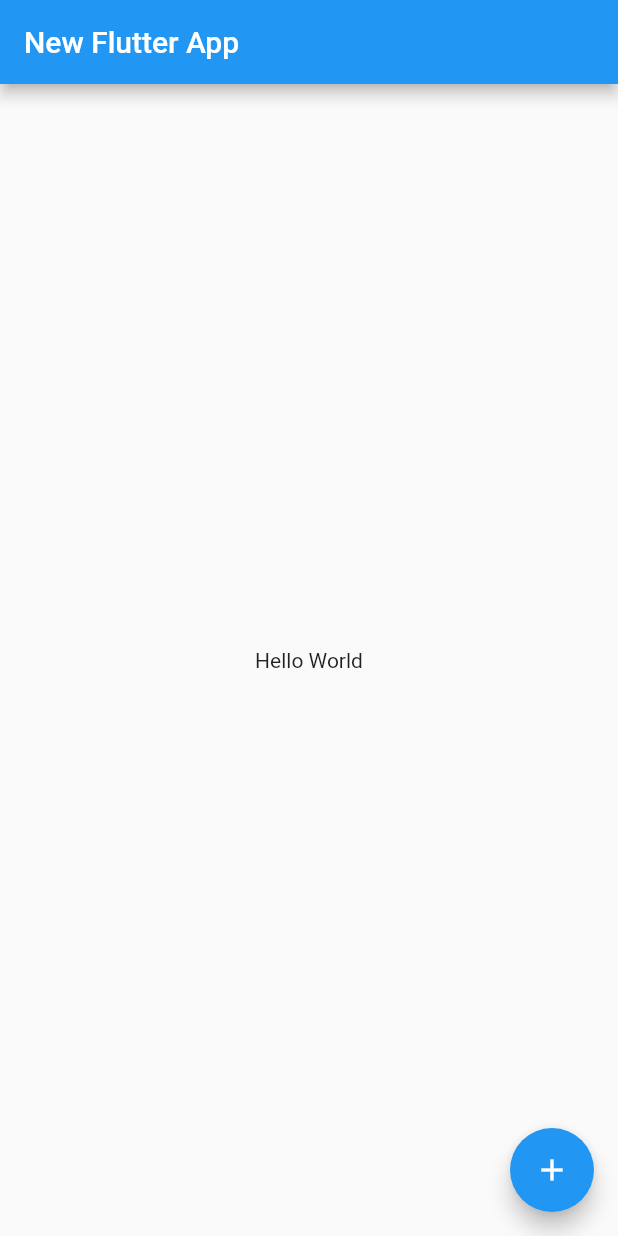
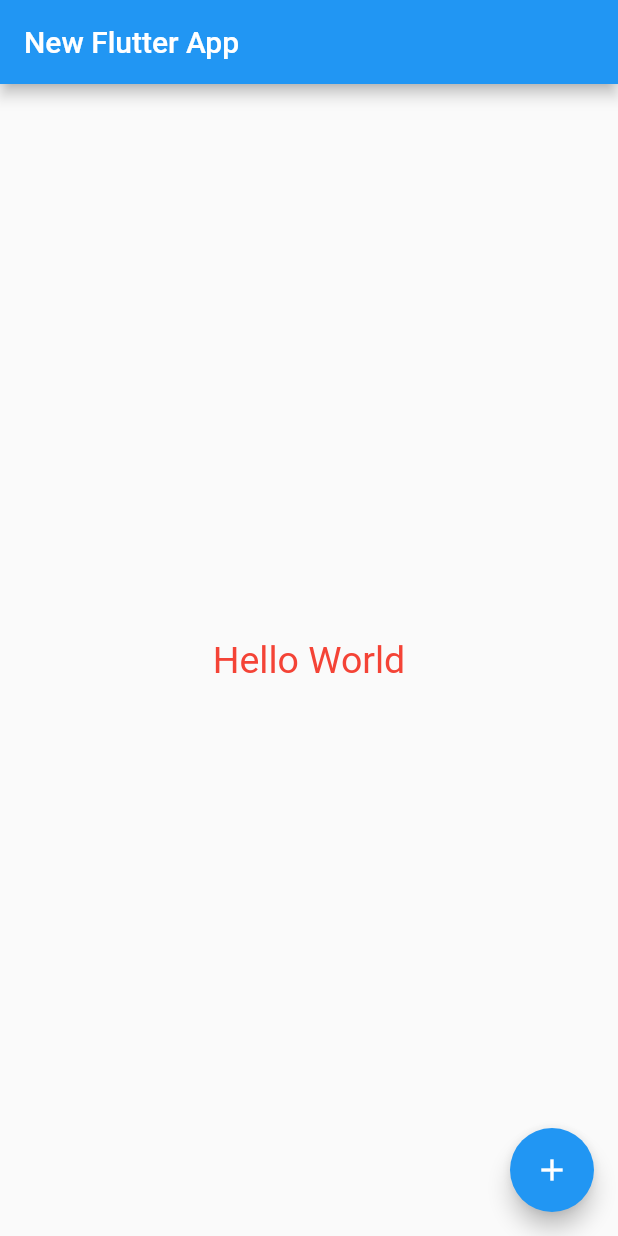
Before and after one commit to kylejava/DSCFlutterWorkshop, a Flutter app: the screen it shows after launch, after a tap on the "add" icon, on a phone screen of 412 x 824 dp. Run offline on Flutter 3.47's test engine with Material 2 defaults, Android fonts, the phone set to English and light mode, and no system bars.

Commit message:
Changed Color of text

```diff
--- a/helloworld/lib/main.dart
+++ b/helloworld/lib/main.dart
@@ -1,5 +1,5 @@
 import 'package:flutter/material.dart';
-
+import 'dart:math';
 void main() {
   runApp(MyApp());
 }
@@ -11,7 +11,8 @@ class MyApp extends StatefulWidget {
 }
 
 class _MyAppState extends State<MyApp> {
-  var hello = " ";
+  var _colors = [Colors.red, Colors.blue, Colors.yellow, Colors.green, Colors.orange];
+  var i = 0;
   @override
   Widget build(BuildContext context) {
     return MaterialApp( //Material App
@@ -20,18 +21,20 @@ class _MyAppState extends State<MyApp> {
           title: Text("New Flutter App"),
         ),
         body: Center(
-          child: Text('$hello'),
+          child: Text("Hello World" ,
+            style: TextStyle(color: _colors[i] , fontSize: 25.0),
+          ),
         ),
         floatingActionButton: FloatingActionButton(
           onPressed: () {
             setState(() {
-              hello = "Hello World";
+              Random random = new Random();
+              i = random.nextInt(_colors.length);
             });
           },
           child: Icon(Icons.add_outlined),
         ),
       ),
-
     );
   }
 }
```
